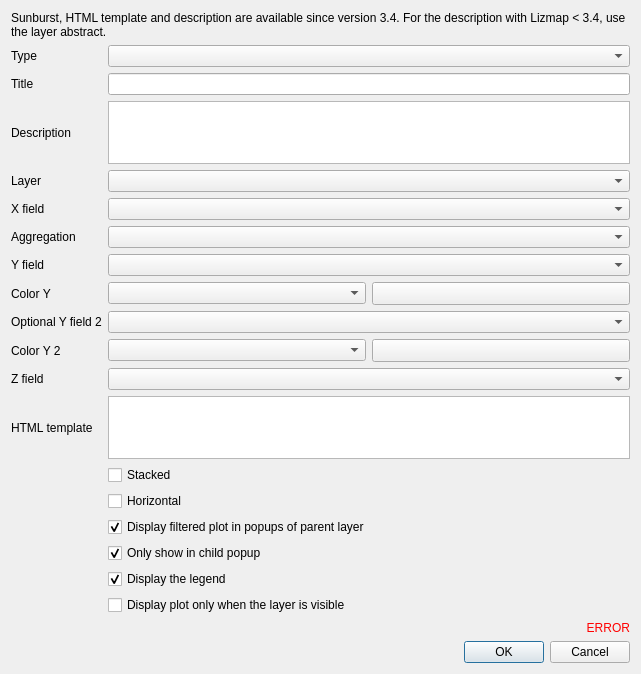
Qt form lizmap/resources/ui/ui_form_dataviz.ui (3liz/lizmap-plugin) before a commit.
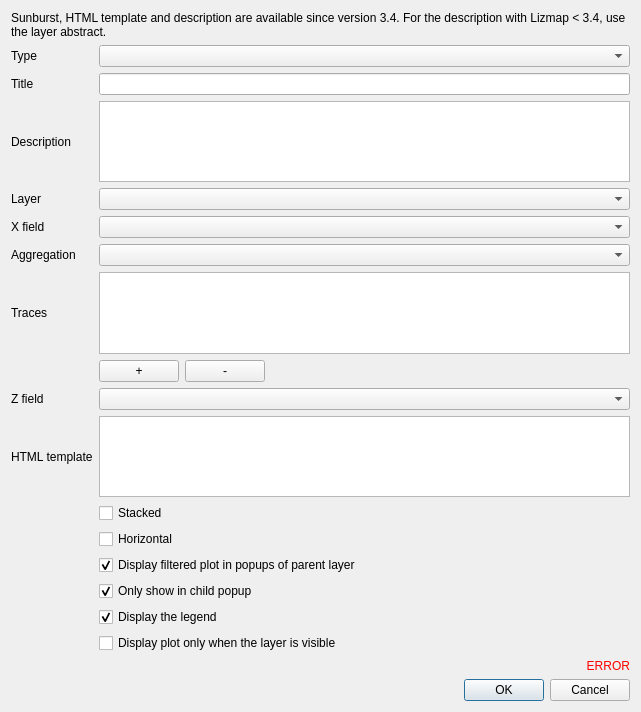
The same form after that commit. Custom widgets are drawn as their Qt base class.

Diff of the .ui file:
```diff
--- a/lizmap/resources/ui/ui_form_dataviz.ui
+++ b/lizmap/resources/ui/ui_form_dataviz.ui
@@ -7,7 +7,7 @@
     <x>0</x>
     <y>0</y>
     <width>641</width>
-    <height>409</height>
+    <height>712</height>
    </rect>
   </property>
   <property name="windowTitle">
@@ -26,42 +26,16 @@
    </item>
    <item>
     <layout class="QGridLayout" name="gridLayout">
-     <item row="11" column="1">
-      <widget class="QgsFieldComboBox" name="z_field"/>
-     </item>
-     <item row="1" column="0">
-      <widget class="QLabel" name="label_title">
-       <property name="text">
-        <string>Title</string>
-       </property>
-       <property name="wordWrap">
-        <bool>true</bool>
-       </property>
-      </widget>
-     </item>
      <item row="4" column="1">
       <widget class="QgsFieldComboBox" name="x_field"/>
      </item>
-     <item row="12" column="1">
-      <widget class="QTextEdit" name="html_template"/>
-     </item>
      <item row="9" column="1">
-      <widget class="QgsFieldComboBox" name="y_field_2"/>
+      <widget class="QgsFieldComboBox" name="z_field"/>
      </item>
-     <item row="7" column="0">
-      <widget class="QLabel" name="label_y_color">
+     <item row="11" column="1">
+      <widget class="QCheckBox" name="stacked">
        <property name="text">
-        <string>Color Y</string>
-       </property>
-      </widget>
-     </item>
-     <item row="6" column="1">
-      <widget class="QgsFieldComboBox" name="y_field"/>
-     </item>
-     <item row="5" column="0">
-      <widget class="QLabel" name="label_aggregation">
-       <property name="text">
-        <string>Aggregation</string>
+        <string>Stacked</string>
        </property>
       </widget>
      </item>
@@ -75,42 +49,15 @@
        </property>
       </widget>
      </item>
-     <item row="13" column="1">
-      <widget class="QCheckBox" name="stacked">
+     <item row="9" column="0">
+      <widget class="QLabel" name="label_z_field">
        <property name="text">
-        <string>Stacked</string>
-       </property>
-      </widget>
-     </item>
-     <item row="15" column="1">
-      <widget class="QCheckBox" name="popup_display_child_plot">
-       <property name="text">
-        <string>Display filtered plot in popups of parent layer</string>
-       </property>
-       <property name="checked">
-        <bool>true</bool>
+        <string>Z field</string>
        </property>
       </widget>
      </item>
      <item row="10" column="1">
-      <layout class="QHBoxLayout" name="horizontalLayout_3">
-       <item>
-        <widget class="QgsFieldComboBox" name="color_field_2"/>
-       </item>
-       <item>
-        <widget class="QgsColorButton" name="color_2">
-         <property name="sizePolicy">
-          <sizepolicy hsizetype="Minimum" vsizetype="Fixed">
-           <horstretch>0</horstretch>
-           <verstretch>0</verstretch>
-          </sizepolicy>
-         </property>
-        </widget>
-       </item>
-      </layout>
-     </item>
-     <item row="2" column="1">
-      <widget class="QPlainTextEdit" name="text_description"/>
+      <widget class="QTextEdit" name="html_template"/>
      </item>
      <item row="2" column="0">
       <widget class="QLabel" name="label_description">
@@ -119,67 +66,54 @@
        </property>
       </widget>
      </item>
-     <item row="6" column="0">
-      <widget class="QLabel" name="label_y_field">
-       <property name="text">
-        <string>Y field</string>
-       </property>
-      </widget>
-     </item>
-     <item row="9" column="0">
-      <widget class="QLabel" name="label_y_field_2">
-       <property name="text">
-        <string>Optional Y field 2</string>
-       </property>
-      </widget>
-     </item>
-     <item row="16" column="1">
-      <widget class="QCheckBox" name="only_show_child">
-       <property name="text">
-        <string>Only show in child popup</string>
-       </property>
-       <property name="checked">
-        <bool>true</bool>
-       </property>
-      </widget>
-     </item>
-     <item row="14" column="1">
-      <widget class="QCheckBox" name="horizontal">
-       <property name="text">
-        <string>Horizontal</string>
-       </property>
-      </widget>
-     </item>
-     <item row="12" column="0">
-      <widget class="QLabel" name="label_html_template">
-       <property name="text">
-        <string>HTML template</string>
-       </property>
-      </widget>
-     </item>
-     <item row="3" column="1">
-      <widget class="QgsMapLayerComboBox" name="layer"/>
-     </item>
-     <item row="0" column="1">
-      <widget class="QComboBox" name="type_graph"/>
-     </item>
      <item row="7" column="1">
       <layout class="QHBoxLayout" name="horizontalLayout_2">
        <item>
-        <widget class="QgsFieldComboBox" name="color_field"/>
+        <widget class="QPushButton" name="add_trace">
+         <property name="text">
+          <string notr="true">+</string>
+         </property>
+        </widget>
        </item>
        <item>
-        <widget class="QgsColorButton" name="color">
-         <property name="sizePolicy">
-          <sizepolicy hsizetype="Minimum" vsizetype="Fixed">
-           <horstretch>0</horstretch>
-           <verstretch>0</verstretch>
-          </sizepolicy>
+        <widget class="QPushButton" name="remove_trace">
+         <property name="text">
+          <string notr="true">-</string>
          </property>
         </widget>
        </item>
+       <item>
+        <spacer name="horizontalSpacer">
+         <property name="orientation">
+          <enum>Qt::Horizontal</enum>
+         </property>
+         <property name="sizeHint" stdset="0">
+          <size>
+           <width>40</width>
+           <height>20</height>
+          </size>
+         </property>
+        </spacer>
+       </item>
       </layout>
      </item>
+     <item row="1" column="0">
+      <widget class="QLabel" name="label_title">
+       <property name="text">
+        <string>Title</string>
+       </property>
+       <property name="wordWrap">
+        <bool>true</bool>
+       </property>
+      </widget>
+     </item>
+     <item row="6" column="0">
+      <widget class="QLabel" name="label_traces">
+       <property name="text">
+        <string>Traces</string>
+       </property>
+      </widget>
+     </item>
      <item row="3" column="0">
       <widget class="QLabel" name="label_layer">
        <property name="text">
@@ -187,9 +121,52 @@
        </property>
       </widget>
      </item>
+     <item row="15" column="1">
+      <widget class="QCheckBox" name="display_legend">
+       <property name="text">
+        <string>Display the legend</string>
+       </property>
+       <property name="checked">
+        <bool>true</bool>
+       </property>
+      </widget>
+     </item>
      <item row="1" column="1">
       <widget class="QLineEdit" name="title"/>
      </item>
+     <item row="3" column="1">
+      <widget class="QgsMapLayerComboBox" name="layer"/>
+     </item>
+     <item row="12" column="1">
+      <widget class="QCheckBox" name="horizontal">
+       <property name="text">
+        <string>Horizontal</string>
+       </property>
+      </widget>
+     </item>
+     <item row="14" column="1">
+      <widget class="QCheckBox" name="only_show_child">
+       <property name="text">
+        <string>Only show in child popup</string>
+       </property>
+       <property name="checked">
+        <bool>true</bool>
+       </property>
+      </widget>
+     </item>
+     <item row="16" column="1">
+      <widget class="QCheckBox" name="display_when_layer_visible">
+       <property name="text">
+        <string>Display plot only when the layer is visible</string>
+       </property>
+      </widget>
+     </item>
+     <item row="2" column="1">
+      <widget class="QPlainTextEdit" name="text_description"/>
+     </item>
+     <item row="0" column="1">
+      <widget class="QComboBox" name="type_graph"/>
+     </item>
      <item row="4" column="0">
       <widget class="QLabel" name="label_x_field">
        <property name="text">
@@ -198,35 +175,31 @@
       </widget>
      </item>
      <item row="10" column="0">
-      <widget class="QLabel" name="label_y_color_2">
+      <widget class="QLabel" name="label_html_template">
        <property name="text">
-        <string>Color Y 2</string>
+        <string>HTML template</string>
        </property>
       </widget>
      </item>
-     <item row="17" column="1">
-      <widget class="QCheckBox" name="display_legend">
+     <item row="13" column="1">
+      <widget class="QCheckBox" name="popup_display_child_plot">
        <property name="text">
-        <string>Display the legend</string>
+        <string>Display filtered plot in popups of parent layer</string>
        </property>
        <property name="checked">
         <bool>true</bool>
        </property>
       </widget>
      </item>
-     <item row="11" column="0">
-      <widget class="QLabel" name="label_z_field">
+     <item row="5" column="0">
+      <widget class="QLabel" name="label_aggregation">
        <property name="text">
-        <string>Z field</string>
+        <string>Aggregation</string>
        </property>
       </widget>
      </item>
-     <item row="18" column="1">
-      <widget class="QCheckBox" name="display_when_layer_visible">
-       <property name="text">
-        <string>Display plot only when the layer is visible</string>
-       </property>
-      </widget>
+     <item row="6" column="1">
+      <widget class="QTableWidget" name="traces"/>
      </item>
     </layout>
    </item>
@@ -256,11 +229,6 @@
   </layout>
  </widget>
  <customwidgets>
-  <customwidget>
-   <class>QgsColorButton</class>
-   <extends>QToolButton</extends>
-   <header>qgis.gui</header>
-  </customwidget>
   <customwidget>
    <class>QgsFieldComboBox</class>
    <extends>QComboBox</extends>
```
